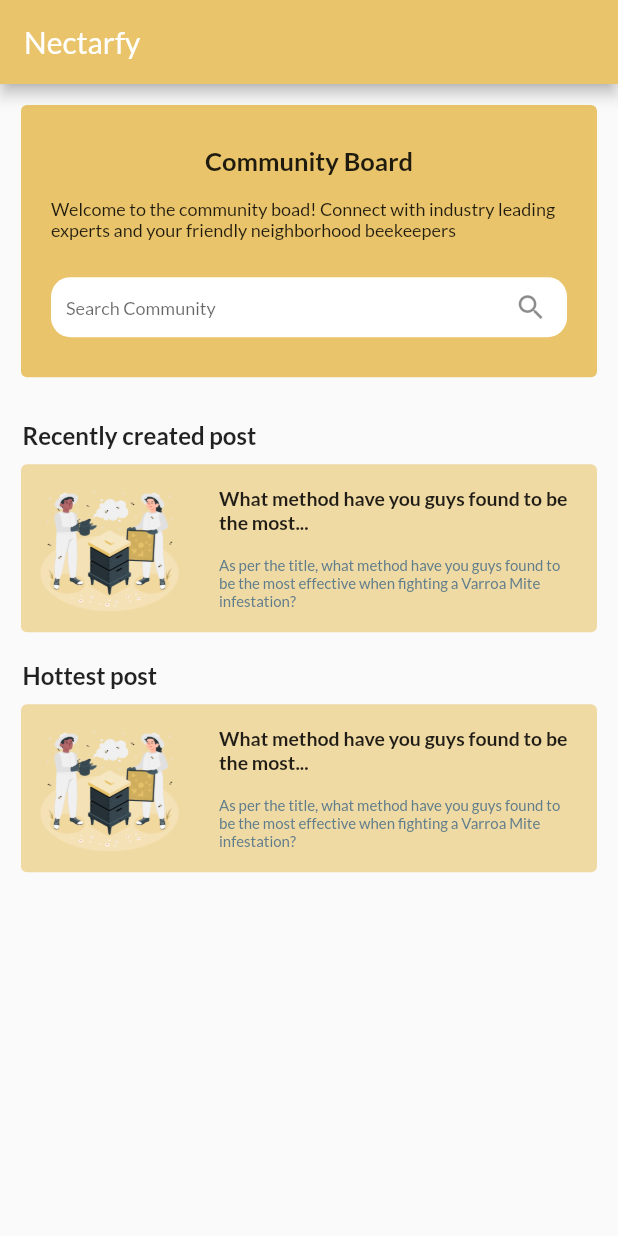
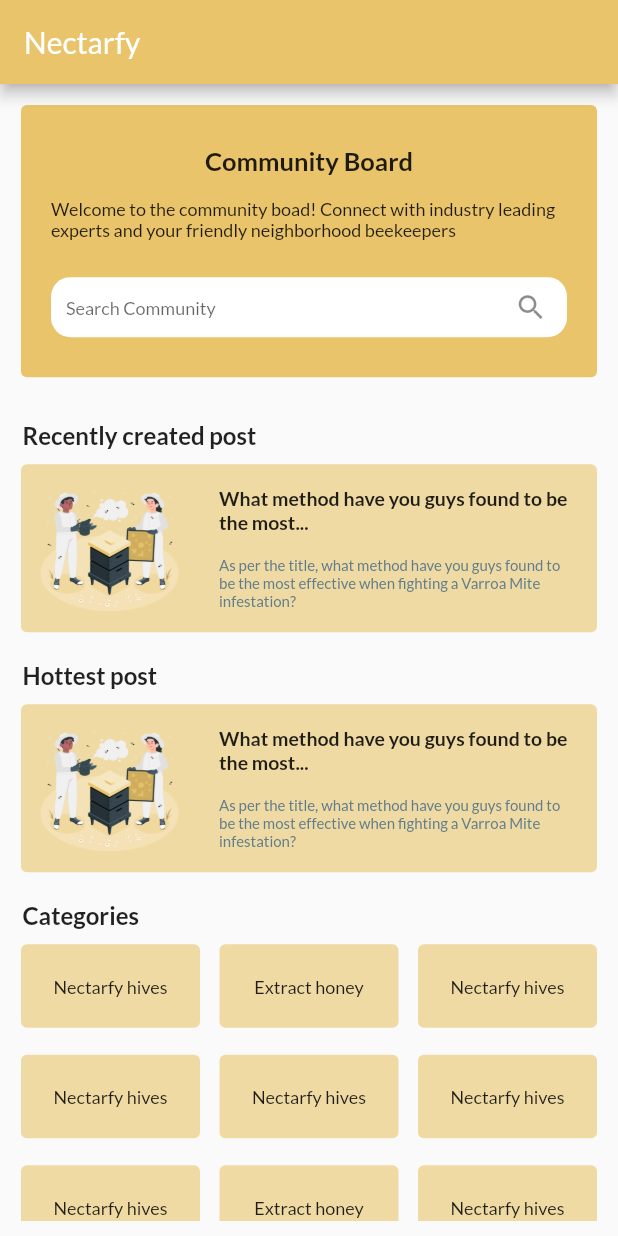
Before and after one commit to leowei31/nectarfy-app, a Flutter app: the screen it shows after launch, on a phone screen of 412 x 824 dp. Run offline on Flutter 3.47's test engine with Material 2 defaults, Android fonts, the light colour scheme and no system bars.

Commit message:
finished ui for categories

```diff
--- a/app/lib/main.dart
+++ b/app/lib/main.dart
@@ -63,12 +63,13 @@ class _MyHomePageState extends State<MyHomePage> {
           title: Text(widget.title),
           backgroundColor: Theme.of(context).primaryColor,
         ),
-        body: SizedBox(
-            height: (mediaQuery.size.height -
-                appbarHeight -
+        body: SingleChildScrollView(
+          child: SizedBox(
+            height: (mediaQuery.size.height - appbarHeight -
                 mediaQuery.padding.top -
                 mediaQuery.padding.bottom),
             child: const CommunityModule()),
+        )
             // child: const HiveModule()),
             // Abstract later
         // floatingActionButton: FloatingActionButton(
--- a/app/lib/views/community_module.dart
+++ b/app/lib/views/community_module.dart
@@ -2,6 +2,7 @@ import 'package:flutter/material.dart';
 
 import '../widgets/community_module/community_board.dart';
 import '../widgets/community_module/featured_post.dart';
+import '../widgets/community_module/categories.dart';
 
 class CommunityModule extends StatelessWidget {
   const CommunityModule({ Key? key }) : super(key: key);
@@ -26,7 +27,10 @@ class CommunityModule extends StatelessWidget {
             // Hot post #2
             FeaturedPost(section: "Hottest post", title: "What method have you guys found to be the most...", desc: "As per the title, what method have you guys found to be the most effective when fighting a Varroa Mite infestation?"),
 
+            Padding(padding: EdgeInsets.only(bottom: 15)),
+
             // Categories
+            Categories(),
           ],
         ),
     );
--- /dev/null
+++ b/app/lib/widgets/community_module/categories.dart
@@ -0,0 +1,36 @@
+import "package:flutter/material.dart";
+
+import "./single_category.dart";
+
+class Categories extends StatelessWidget {
+
+  const Categories({ Key? key }) : super(key: key);
+
+  @override
+  Widget build(BuildContext context) {
+
+    const SingleCategory temp  = SingleCategory(title: "Nectarfy hives");
+    const SingleCategory temp2 = SingleCategory(title: "Extract honey");
+
+    return Expanded(
+      child: Column(
+        crossAxisAlignment: CrossAxisAlignment.start,
+        children: [
+          const Padding(
+            padding: EdgeInsets.only(bottom: 6, left: 5),
+            child: Text("Categories", style: TextStyle(fontWeight: FontWeight.bold, fontSize: 16),),
+          ),
+          Expanded(
+            child: GridView.count(
+              crossAxisCount: 3,
+              childAspectRatio: (2 / 1),
+              mainAxisSpacing: 10,
+              crossAxisSpacing: 5,
+              children: const <Widget> [temp, temp2, temp, temp, temp, temp,temp, temp2, temp, temp, temp, temp,temp, temp2, temp, temp, temp, temp],
+            ),
+          ),
+        ],
+      ),
+    );
+  }
+}
--- /dev/null
+++ b/app/lib/widgets/community_module/single_category.dart
@@ -0,0 +1,20 @@
+import "package:flutter/material.dart";
+import 'package:intl/intl.dart';
+
+class SingleCategory extends StatelessWidget {
+
+  final String title;
+
+  const SingleCategory({ Key? key, required this.title }) : super(key: key);
+
+  @override
+  Widget build(BuildContext context) {
+    return SizedBox(
+      child: Card(
+        color: Theme.of(context).primaryColor.withOpacity(0.60),
+        elevation: 0,
+        child: Center(child: Text(title, textAlign: TextAlign.center, style: const TextStyle(fontSize: 12))),
+      ),
+    );
+  }
+}
```
